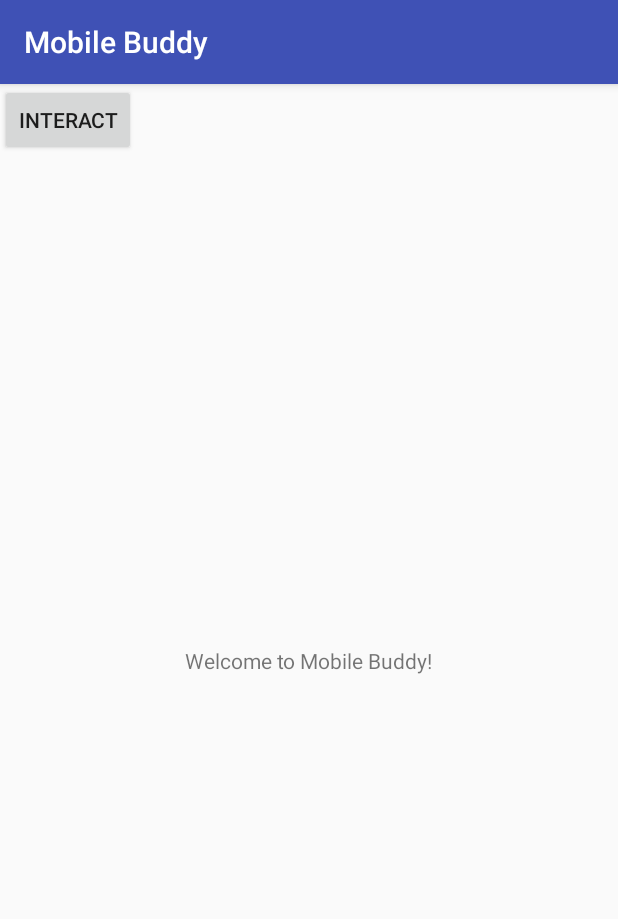
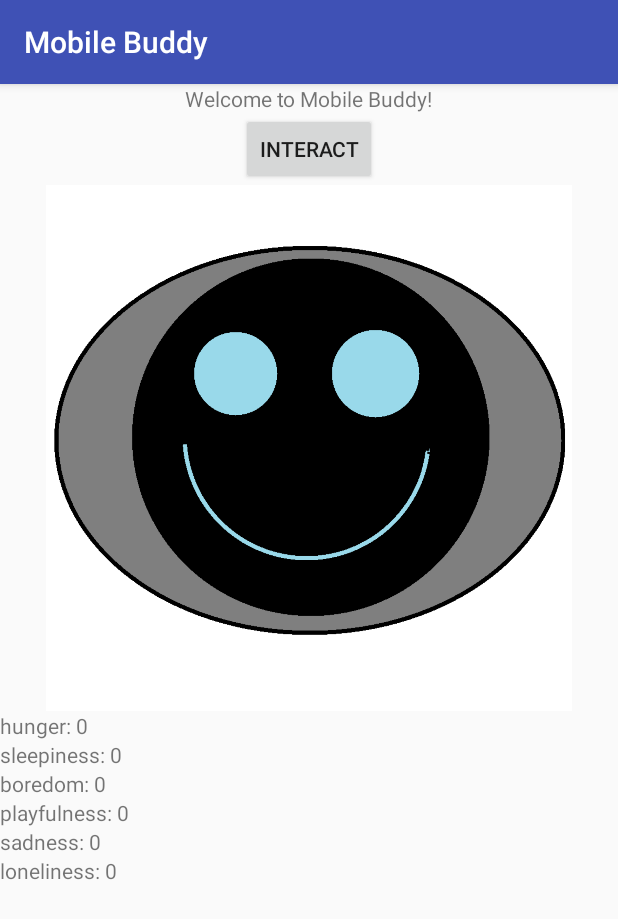
Before and after one commit to jluken/Mobile_Buddy, an Android app: the screen it shows after launch (HomeScreenActivity), on a phone screen of 412 x 824 dp. Shown: the top 919 px of the screen. Run offline under Robolectric (Android 15) with nearby library versions, the light colour scheme and no system bars.

Commit message:
added stat tracking and buddy display

```diff
--- a/app/build.gradle
+++ b/app/build.gradle
@@ -23,6 +23,7 @@ dependencies {
     implementation 'com.android.support:appcompat-v7:26.1.0'
     implementation 'com.android.support.constraint:constraint-layout:1.0.2'
     implementation 'com.android.support:design:26.1.0'
+    implementation 'com.android.support:support-v4:26.1.0'
     testImplementation 'junit:junit:4.12'
     androidTestImplementation 'com.android.support.test:runner:1.0.1'
     androidTestImplementation 'com.android.support.test.espresso:espresso-core:3.0.1'
--- /dev/null
+++ b/app/src/main/java/com/example/cse5236/mobilebuddy/BuddyDisplayFragment.java
@@ -0,0 +1,95 @@
+package com.example.cse5236.mobilebuddy;
+
+import android.net.Uri;
+import android.os.Bundle;
+import android.support.v4.app.Fragment;
+import android.view.LayoutInflater;
+import android.view.View;
+import android.view.ViewGroup;
+import android.widget.ImageView;
+
+
+/**
+ * A simple {@link Fragment} subclass.
+ * Activities that contain this fragment must implement the
+ * {@link BuddyDisplayFragment.OnFragmentInteractionListener} interface
+ * to handle interaction events.
+ * Use the {@link BuddyDisplayFragment#newInstance} factory method to
+ * create an instance of this fragment.
+ */
+public class BuddyDisplayFragment extends Fragment {
+
+
+    private OnFragmentInteractionListener mListener;
+
+    public BuddyDisplayFragment() {
+        // Required empty public constructor
+    }
+
+    /**
+     * Use this factory method to create a new instance of
+     * this fragment using the provided parameters.
+     *
+     * @return A new instance of fragment BuddyDisplayFragment.
+     */
+    public static BuddyDisplayFragment newInstance() {
+        BuddyDisplayFragment fragment = new BuddyDisplayFragment();
+        Bundle args = new Bundle();
+        fragment.setArguments(args);
+        return fragment;
+    }
+
+    @Override
+    public void onCreate(Bundle savedInstanceState) {
+        super.onCreate(savedInstanceState);
+
+    }
+
+    @Override
+    public View onCreateView(LayoutInflater inflater, ViewGroup container,
+                             Bundle savedInstanceState) {
+        // Inflate the layout for this fragment
+        return inflater.inflate(R.layout.fragment_buddy_display, container, false);
+    }
+
+    @Override
+    public void onStart(){
+        super.onStart();
+        ImageView mImageView;
+        mImageView = (ImageView) (ImageView)getView().findViewById(R.id.buddyImage);
+        mImageView.setImageResource(R.drawable.buddybase);
+
+    }
+
+//    @Override
+//    public void onAttach(Context context) {
+//        super.onAttach(context);
+//        if (context instanceof OnFragmentInteractionListener) {
+//            mListener = (OnFragmentInteractionListener) context;
+//        } else {
+//            throw new RuntimeException(context.toString()
+//                    + " must implement OnFragmentInteractionListener");
+//        }
+//    }
+//
+//    @Override
+//    public void onDetach() {
+//        super.onDetach();
+//        mListener = null;
+//    }
+
+    /**
+     * This interface must be implemented by activities that contain this
+     * fragment to allow an interaction in this fragment to be communicated
+     * to the activity and potentially other fragments contained in that
+     * activity.
+     * <p>
+     * See the Android Training lesson <a href=
+     * "http://developer.android.com/training/basics/fragments/communicating.html"
+     * >Communicating with Other Fragments</a> for more information.
+     */
+    public interface OnFragmentInteractionListener {
+        // TODO: Update argument type and name
+        void onFragmentInteraction(Uri uri);
+    }
+}
--- /dev/null
+++ b/app/src/main/java/com/example/cse5236/mobilebuddy/GraphFragment.java
@@ -0,0 +1,172 @@
+package com.example.cse5236.mobilebuddy;
+
+import android.content.Context;
+import android.net.Uri;
+import android.os.Bundle;
+import android.support.v4.app.Fragment;
+import android.util.Log;
+import android.view.LayoutInflater;
+import android.view.View;
+import android.view.ViewGroup;
+import java.io.File;
+import java.io.FileInputStream;
+import java.io.FileOutputStream;
+import java.io.IOException;
+import java.util.Scanner;
+import android.widget.TextView;
+import java.util.*;
+
+
+/**
+ * A simple {@link Fragment} subclass.
+ * Activities that contain this fragment must implement the
+ * {@link GraphFragment.OnFragmentInteractionListener} interface
+ * to handle interaction events.
+ * Use the {@link GraphFragment#newInstance} factory method to
+ * create an instance of this fragment.
+ */
+public class GraphFragment extends Fragment {
+    private int hunger;
+    private int sleepiness;
+    private int boredom;
+    private int playfulness;
+    private int sadness;
+    private int loneliness;
+
+    private OnFragmentInteractionListener mListener;
+
+    public GraphFragment() {
+        // Required empty public constructor
+    }
+
+    /**
+     * Use this factory method to create a new instance of
+     * this fragment using the provided parameters.
+     *
+     * @return A new instance of fragment GraphFragment.
+     */
+    // TODO: Rename and change types and number of parameters
+    public static GraphFragment newInstance() {
+        Log.e("test: ","mobilebuddy newInstance");
+        GraphFragment fragment = new GraphFragment();
+        Bundle args = new Bundle();
+        fragment.setArguments(args);
+        return fragment;
+    }
+
+    @Override
+    public void onCreate(Bundle savedInstanceState) {
+        Log.e("test: ","mobilebuddy onCreate");
+        super.onCreate(savedInstanceState);
+
+    }
+
+    @Override
+    public View onCreateView(LayoutInflater inflater, ViewGroup container,
+                             Bundle savedInstanceState) {
+        // Inflate the layout for this fragment
+        Log.e("test: ","mobilebuddy onCreateView");
+        return inflater.inflate(R.layout.fragment_graph, container, false);
+    }
+
+    @Override
+    public void onStart(){
+        super.onStart();
+        hunger = updateStat("hunger");
+        sleepiness = updateStat("sleepiness");
+        boredom = updateStat("boredom");
+        playfulness = updateStat("playfulness");
+        sadness = updateStat("sadness");
+        loneliness = updateStat("loneliness");
+
+    }
+
+//    // TODO: Rename method, update argument and hook method into UI event
+//    public void onButtonPressed(Uri uri) {
+//        if (mListener != null) {
+//            mListener.onFragmentInteraction(uri);
+//        }
+//    }
+
+//    @Override
+//    public void onAttach(Context context) {
+//        super.onAttach(context);
+//        if (context instanceof OnFragmentInteractionListener) {
+//            mListener = (OnFragmentInteractionListener) context;
+//        } else {
+//            throw new RuntimeException(context.toString()
+//                    + " must implement OnFragmentInteractionListener");
+//        }
+//    }
+
+//    @Override
+//    public void onDetach() {
+//        super.onDetach();
+//        mListener = null;
+//    }
+
+    private int updateStat(String stat){
+        String filename = stat + ".dat";
+        int statVal = 0;
+        try{
+            Log.e("file: ","mobilebuddy "+filename);
+            FileInputStream in = getActivity().openFileInput(filename);
+            Scanner scanner = new Scanner(in);
+            String data = scanner.nextLine();
+            Log.e("data: ","mobilebuddy " + data);
+            statVal = Integer.parseInt(data);
+            in.close();
+            scanner.close();
+        }
+        catch(java.io.FileNotFoundException	e){
+            statVal = 0;
+            FileOutputStream outputStream;
+            try {
+                outputStream = getActivity().openFileOutput(filename, Context.MODE_PRIVATE);
+                outputStream.write(Integer.toString(statVal).getBytes());
+                outputStream.close();
+            } catch (Exception ex) {
+                ex.printStackTrace();
+            }
+
+        }
+        catch (java.io.IOException e){
+            e.printStackTrace();
+        }
+
+        Map<String, Integer> idMap = new HashMap<String, Integer>()
+        {
+            {
+                put("hunger", R.id.textHunger);
+                put("sleepiness", R.id.textSleepy);
+                put("boredom", R.id.textBored);
+                put("playfulness", R.id.textPlayful);
+                put("sadness", R.id.textSad);
+                put("loneliness", R.id.textLonely);
+            }
+        };
+        Log.e("stat: ","mobilebuddy "+stat);
+        Log.e("id: ","mobilebuddy "+idMap.get(stat));
+        Log.e("view", "mobilebuddy "+ getView());
+        TextView statDisplay = (TextView)getView().findViewById(idMap.get(stat));
+        Log.e("textview: ","mobilebuddy "+statDisplay);
+        statDisplay.setText(stat+": "+statVal);
+
+        return statVal;
+    }
+
+    /**
+     * This interface must be implemented by activities that contain this
+     * fragment to allow an interaction in this fragment to be communicated
+     * to the activity and potentially other fragments contained in that
+     * activity.
+     * <p>
+     * See the Android Training lesson <a href=
+     * "http://developer.android.com/training/basics/fragments/communicating.html"
+     * >Communicating with Other Fragments</a> for more information.
+     */
+    public interface OnFragmentInteractionListener {
+        // TODO: Update argument type and name
+        void onFragmentInteraction(Uri uri);
+    }
+}
--- a/app/src/main/java/com/example/cse5236/mobilebuddy/HomeScreenActivity.java
+++ b/app/src/main/java/com/example/cse5236/mobilebuddy/HomeScreenActivity.java
@@ -6,6 +6,9 @@ import android.os.Bundle;
 import android.util.Log;
 import android.widget.Button;
 import android.view.View;
+import android.support.v4.app.FragmentTransaction;
+import android.support.v4.app.Fragment;
+import android.support.v4.app.FragmentManager;
 
 import java.util.logging.Logger;
 
@@ -13,12 +16,16 @@ import java.util.logging.Logger;
  * Created by krishnaganesan on 2/22/18.
  */
 
-public class HomeScreenActivity extends AppCompatActivity {
+public class HomeScreenActivity extends AppCompatActivity{
+
+    FragmentManager fragmentManager = getSupportFragmentManager();
+    FragmentTransaction fragmentTransaction = fragmentManager.beginTransaction();
 
 
     @Override
     protected void onCreate(Bundle savedInstanceState)
     {
+        Log.wtf("buddy", "onCreate");
         Log.d("Checkpoint3", "HomeScreenActivity: On Create Triggered");
         super.onCreate(savedInstanceState);
         setContentView(R.layout.home_screen_activity);
@@ -30,6 +37,13 @@ public class HomeScreenActivity extends AppCompatActivity {
                 startActivity(beginIntent);
             }
         });
+
+        BuddyDisplayFragment buddyFragment = new BuddyDisplayFragment();
+        fragmentTransaction.add(R.id.pet_container, buddyFragment);
+        //fragmentTransaction.commit();
+        GraphFragment graphFragment = new GraphFragment();
+        fragmentTransaction.add(R.id.graph_container, graphFragment);
+        fragmentTransaction.commit();
     }
 
     @Override
--- /dev/null
+++ b/app/src/main/res/layout/fragment_buddy_display.xml
@@ -0,0 +1,13 @@
+<FrameLayout xmlns:android="http://schemas.android.com/apk/res/android"
+    xmlns:tools="http://schemas.android.com/tools"
+    android:layout_width="match_parent"
+    android:layout_height="match_parent"
+    tools:context="com.example.cse5236.mobilebuddy.BuddyDisplayFragment">
+
+    <ImageView
+        android:id="@+id/buddyImage"
+        android:layout_width="wrap_content"
+        android:layout_height="wrap_content"
+        android:src="@drawable/buddybase" />
+
+</FrameLayout>
--- /dev/null
+++ b/app/src/main/res/layout/fragment_graph.xml
@@ -0,0 +1,39 @@
+<LinearLayout xmlns:android="http://schemas.android.com/apk/res/android"
+    xmlns:tools="http://schemas.android.com/tools"
+    android:layout_width="match_parent"
+    android:layout_height="match_parent"
+    tools:context="com.example.cse5236.mobilebuddy.GraphFragment"
+    android:orientation="vertical">
+
+    <TextView
+        android:id="@+id/textHunger"
+        android:layout_width="match_parent"
+        android:layout_height="wrap_content"
+        android:text="Hunger: " />
+    <TextView
+        android:id="@+id/textSleepy"
+        android:layout_width="match_parent"
+        android:layout_height="wrap_content"
+        android:text="Sleepiness: " />
+    <TextView
+        android:id="@+id/textBored"
+        android:layout_width="match_parent"
+        android:layout_height="wrap_content"
+        android:text="Boredom: " />
+    <TextView
+        android:id="@+id/textPlayful"
+        android:layout_width="match_parent"
+        android:layout_height="wrap_content"
+        android:text="Playfulness: " />
+    <TextView
+        android:id="@+id/textSad"
+        android:layout_width="match_parent"
+        android:layout_height="wrap_content"
+        android:text="Sadness: " />
+    <TextView
+        android:id="@+id/textLonely"
+        android:layout_width="match_parent"
+        android:layout_height="wrap_content"
+        android:text="Loneliness: " />
+
+</LinearLayout>
--- a/app/src/main/res/layout/home_screen_activity.xml
+++ b/app/src/main/res/layout/home_screen_activity.xml
@@ -1,9 +1,12 @@
 <?xml version="1.0" encoding="utf-8"?>
-<android.support.constraint.ConstraintLayout xmlns:android="http://schemas.android.com/apk/res/android"
+<LinearLayout xmlns:android="http://schemas.android.com/apk/res/android"
     xmlns:app="http://schemas.android.com/apk/res-auto"
     xmlns:tools="http://schemas.android.com/tools"
     android:layout_width="match_parent"
     android:layout_height="match_parent"
+    android:weightSum="10"
+    android:orientation="vertical"
+    android:gravity="center"
     tools:context="com.example.cse5236.mobilebuddy.HomeScreenActivity">
 
     <TextView
@@ -25,4 +28,17 @@
         android:text="Interact"
         />
 
-</android.support.constraint.ConstraintLayout>
+    <FrameLayout
+        android:id="@+id/pet_container"
+        android:layout_width="fill_parent"
+        android:layout_height="fill_parent"
+        android:layout_weight="5">
+    </FrameLayout>
+    <FrameLayout
+        android:id="@+id/graph_container"
+        android:layout_width="fill_parent"
+        android:layout_height="fill_parent"
+        android:layout_weight="5">
+    </FrameLayout>
+
+</LinearLayout>
--- a/app/src/main/res/values/strings.xml
+++ b/app/src/main/res/values/strings.xml
@@ -6,4 +6,7 @@
     <string name="title_activity_go_for_walk">GoForWalk</string>
     <string name="title_activity_music">Music</string>
     <string name="title_activity_sleep">Sleep</string>
+
+    <!-- TODO: Remove or change this placeholder text -->
+    <string name="hello_blank_fragment">Hello blank fragment</string>
 </resources>
```
Also changed, not shown: app/src/main/java/com/example/cse5236/mobilebuddy/Draw.java (+58 -0 lines), app/src/main/res/layout/content_draw.xml (+19 -2 lines), app/src/main/res/drawable/buddybase.png (added).
